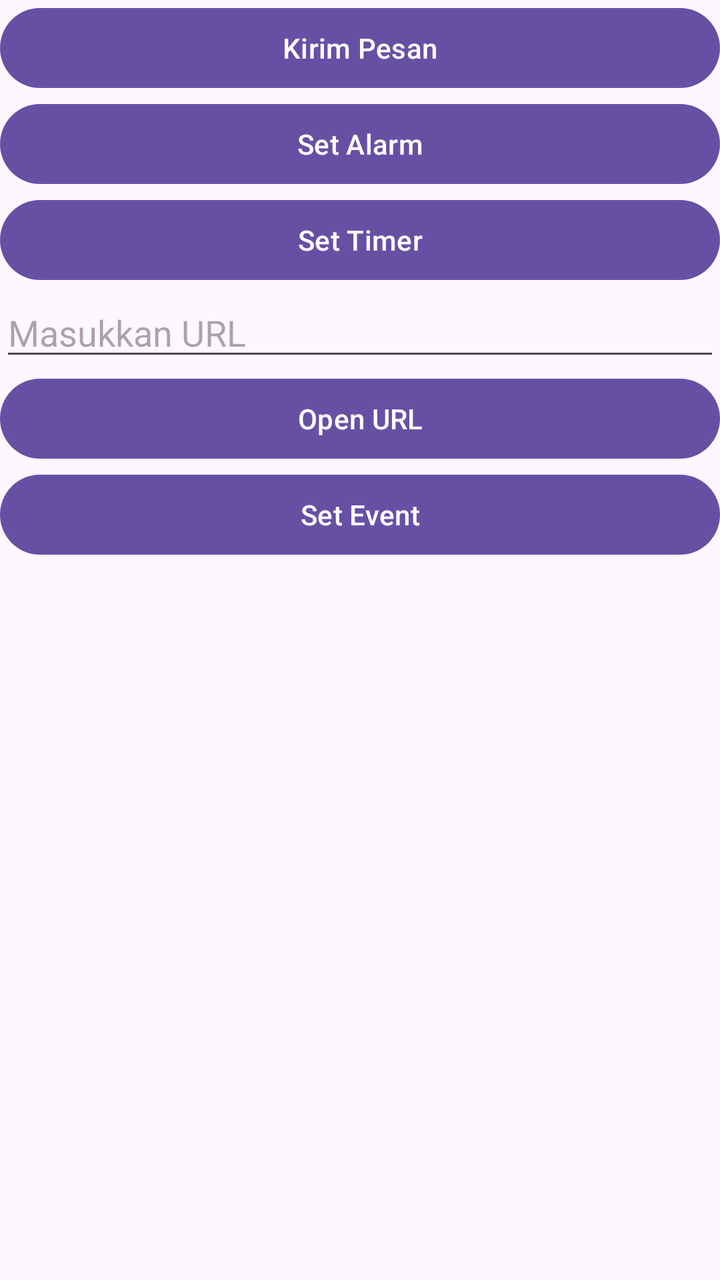
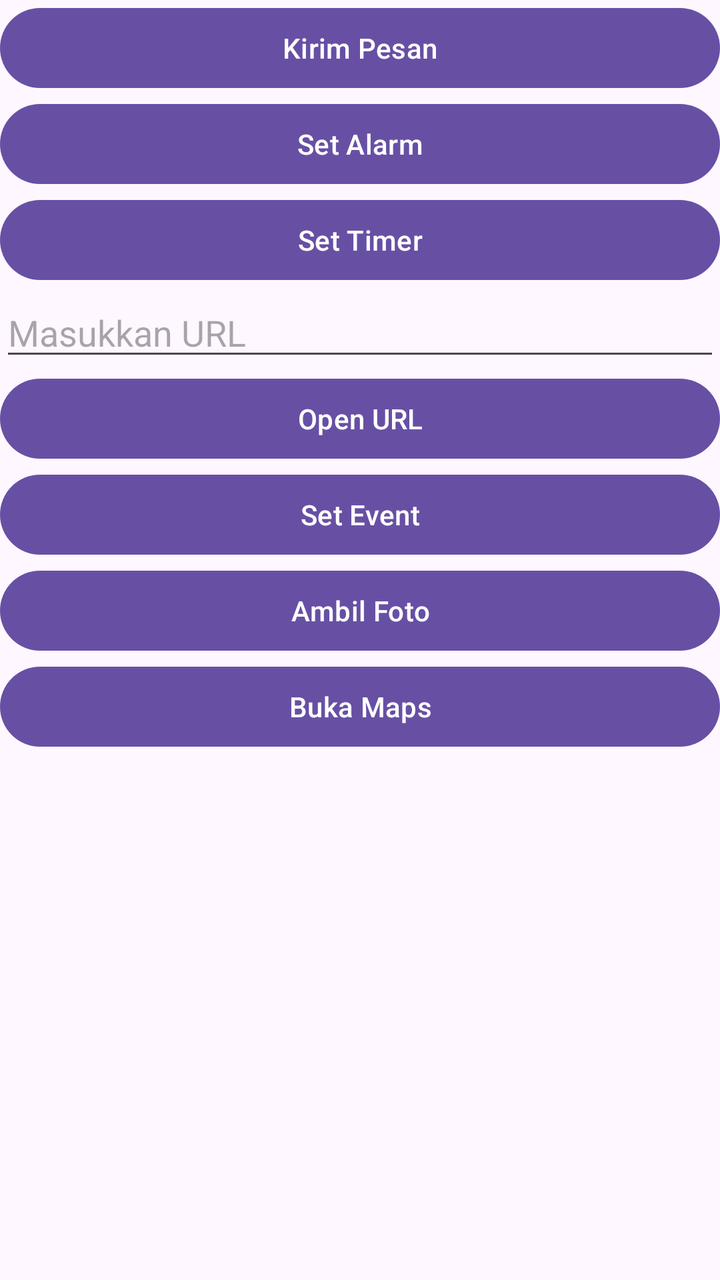

The first picture is an Android layout as it rendered before a commit; the second is the same layout after the commit. The layout source and the unified diff follow.
<!-- AndroidManifest.xml: application theme Theme.IntentImplisit -->
<!-- res/layout/activity_main.xml -->
<?xml version="1.0" encoding="utf-8"?>
<LinearLayout xmlns:android="http://schemas.android.com/apk/res/android"
    xmlns:app="http://schemas.android.com/apk/res-auto"
    xmlns:tools="http://schemas.android.com/tools"
    android:id="@+id/main"
    android:layout_width="match_parent"
    android:layout_height="match_parent"
    tools:context=".MainActivity"
    android:orientation="vertical">

    <Button
        android:layout_width="match_parent"
        android:layout_height="wrap_content"
        android:id="@+id/btnKirimPesan"
        android:text="Kirim Pesan"
        />

    <Button
        android:layout_width="match_parent"
        android:layout_height="wrap_content"
        android:id="@+id/btnSetAlarm"
        android:text="Set Alarm"
        />

    <Button
        android:layout_width="match_parent"
        android:layout_height="wrap_content"
        android:id="@+id/btnSetTimer"
        android:text="Set Timer"
        />

    <EditText
        android:id="@+id/etURL"
        android:layout_width="match_parent"
        android:layout_height="wrap_content"
        android:hint="Masukkan URL"
        />

    <Button
        android:layout_width="match_parent"
        android:layout_height="wrap_content"
        android:id="@+id/btnOpenURL"
        android:text="Open URL"
        />

    <Button
        android:layout_width="match_parent"
        android:layout_height="wrap_content"
        android:id="@+id/btnSetEvent"
        android:text="Set Event"
        />

</LinearLayout>
<!-- resources referenced by this layout -->
<resources>
  <style name="Theme.IntentImplisit" parent="Base.Theme.IntentImplisit" />
  <style name="Base.Theme.IntentImplisit" parent="Theme.Material3.DayNight.NoActionBar">
          
          
      </style>
</resources>

<!-- the commit's change to res/layout/activity_main.xml (unified diff, before → after) -->
@@ -50,4 +50,25 @@
         android:text="Set Event"
         />
 
+    <ImageView
+        android:layout_width="match_parent"
+        android:layout_height="wrap_content"
+        android:id="@+id/ivHasil"
+        />
+
+
+    <Button
+        android:layout_width="match_parent"
+        android:layout_height="wrap_content"
+        android:id="@+id/btnGetPhoto"
+        android:text="Ambil Foto"
+        />
+
+    <Button
+        android:layout_width="match_parent"
+        android:layout_height="wrap_content"
+        android:id="@+id/btnBukaMaps"
+        android:text="Buka Maps"
+        />
+
 </LinearLayout>
